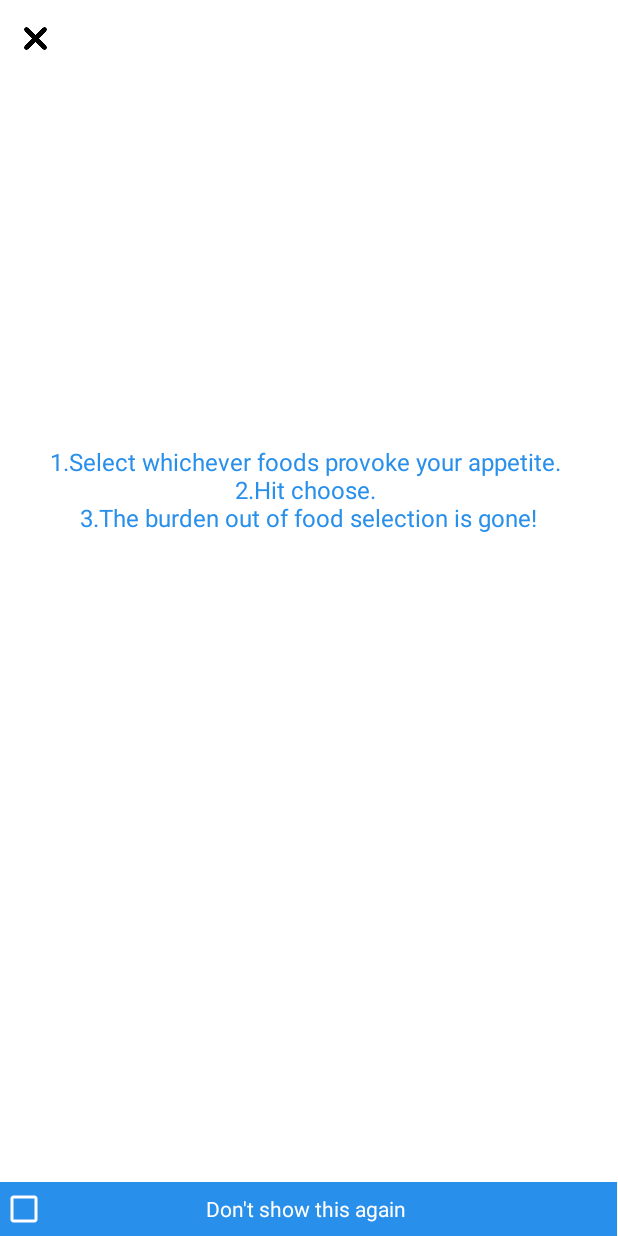
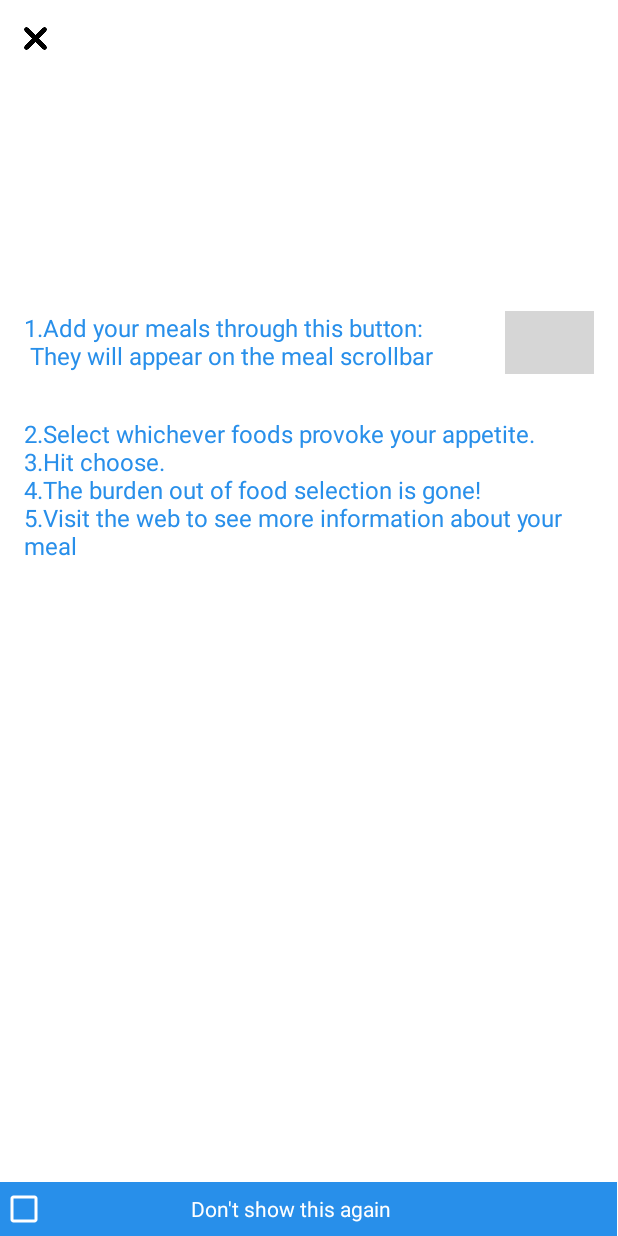
Before and after one commit to konstantinmvelkov/MealChooser, an Android app: the screen it shows after launch (InstructionsActivity), on a phone screen of 412 x 824 dp. Run offline under Robolectric (Android 15) with nearby library versions, the phone set to English and light mode, and no system bars; our stand-ins replace AdMob; grey boxes are pictures that could not be loaded.

Commit message:
Improved help page, dont show this again added Improved dynamics

```diff
--- a/app/src/main/java/com/mealChooser/v1/EditMealDialogue.java
+++ b/app/src/main/java/com/mealChooser/v1/EditMealDialogue.java
@@ -52,12 +52,12 @@ public class EditMealDialogue extends AppCompatDialogFragment {
         image = view.findViewById(R.id.dialogueMealPicture);
         image.setImageBitmap(BitmapFactory.decodeFile(picturePath));
         image.setImageBitmap(bitmap);
-
         builder.setView(view)
                 // Add action buttons
                 .setPositiveButton("Ok", new DialogInterface.OnClickListener() {
                     @Override
                     public void onClick(DialogInterface dialog, int id) {
+
                         String nameToListen = name.getText().toString();
                         String descriptionToListen = description.getText().toString();
                         String recipeToListen = recipe.getText().toString();
--- a/app/src/main/java/com/mealChooser/v1/InstructionsActivity.java
+++ b/app/src/main/java/com/mealChooser/v1/InstructionsActivity.java
@@ -17,9 +17,10 @@ public class InstructionsActivity extends AppCompatActivity {
         super.onCreate(savedInstanceState);
         setContentView(R.layout.activity_instructions);
         Intent intent = getIntent();
+        final MyDBHandler dbHandler = MainActivity.getDbHandler();
         dontShowCheckbox = findViewById(R.id.checkBoxDontShow);
         closePage = findViewById(R.id.closeHelpPageButton);
-
+        dbHandler.addShowHelp();
         closePage.setOnClickListener(new View.OnClickListener() {
             @Override
             public void onClick(View view) {
@@ -27,13 +28,14 @@ public class InstructionsActivity extends AppCompatActivity {
             }
         });
 
+
         dontShowCheckbox.setOnClickListener(new View.OnClickListener() {
             @Override
             public void onClick(View view) {
                 if(((CompoundButton) view).isChecked()){
-                    System.out.println("Checked");
+                    dbHandler.updateShowHelp();
                 } else {
-                    System.out.println("Un-Checked");
+
                 }
             }
         });
--- a/app/src/main/java/com/mealChooser/v1/MainActivity.java
+++ b/app/src/main/java/com/mealChooser/v1/MainActivity.java
@@ -46,12 +46,16 @@ public class MainActivity extends AppCompatActivity implements AddMealDialogue.A
     List<ImageButton> mealsSelected;
     TextView choiceText;
     Button searchWeb;
-    MyDBHandler dbHandler;
+    public static MyDBHandler dbHandler;
     ImageButton uploadBtn;
     Button chooseBtn;
     ImageView choiceMealImage;
     private String selectedMealName="";
     private int STORAGE_PERMISSION_CODE = 1;
+
+    public static MyDBHandler getDbHandler() {
+        return dbHandler;
+    }
 
     void setMealImageButtonListeners(final ImageButton clickedButton) {
         clickedButton.setOnClickListener(new View.OnClickListener() {
@@ -87,11 +91,23 @@ public class MainActivity extends AppCompatActivity implements AddMealDialogue.A
     protected void onCreate(Bundle savedInstanceState) {
         super.onCreate(savedInstanceState);
         setContentView(R.layout.activity_main);
-        Intent intent = new Intent(this, InstructionsActivity.class);
-//        EditText editText = (EditText) findViewById(R.id.edit_message);
-//        String message = editText.getText().toString();
-//        intent.putExtra(EXTRA_MESSAGE, message);
-        startActivity(intent);
+
+        dbHandler = new MyDBHandler(this, null, null, 1);
+
+        LinkedHashMap<Integer, List<String>> dbShowHelp = dbHandler.getShowHelp();
+        String isDontShowAgainClicked="0";
+        if (!dbShowHelp.isEmpty()) {
+            for (int i = 0; i < dbShowHelp.size(); i++) {
+                List<String> a = dbShowHelp.get(i);
+                isDontShowAgainClicked = a.get(0);
+            }
+
+        }
+        if(!isDontShowAgainClicked.equals("1")) {
+            Intent intent = new Intent(this, InstructionsActivity.class);
+            startActivity(intent);
+        }
+
 
         MobileAds.initialize(this, new OnInitializationCompleteListener() {
             @Override
@@ -116,12 +132,9 @@ public class MainActivity extends AppCompatActivity implements AddMealDialogue.A
         mealsSelected = new ArrayList<ImageButton>();
 
         ImageButton pizzaBtn = new ImageButton(MainActivity.this);
-//        ImageButton spaghettiBtn = new ImageButton(MainActivity.this);
-//        spaghettiBtn.setBackgroundColor(Color.WHITE);
         ImageButton saladBtn = new ImageButton(MainActivity.this);
         ImageButton soupBtn = new ImageButton(MainActivity.this);
         addExistingButton(pizzaBtn, "Pizza", ((BitmapDrawable) getResources().getDrawable(R.drawable.pizzapic)).getBitmap());
-//        addExistingButton(spaghettiBtn,"Spaghetti",((BitmapDrawable) getResources().getDrawable(R.drawable.spagi)).getBitmap());
         addExistingButton(saladBtn, "Salad", ((BitmapDrawable) getResources().getDrawable(R.drawable.sala)).getBitmap());
         addExistingButton(soupBtn, "Soup", ((BitmapDrawable) getResources().getDrawable(R.drawable.soup)).getBitmap());
 
@@ -135,7 +148,7 @@ public class MainActivity extends AppCompatActivity implements AddMealDialogue.A
             setMealImageButtonListeners(btn);
         }
 
-        dbHandler = new MyDBHandler(this, null, null, 1);
+
 
         LinkedHashMap<Integer, List<String>> dbString = dbHandler.databaseToString();
         //choiceText.setText(String.valueOf(dbString));
@@ -189,15 +202,31 @@ public class MainActivity extends AppCompatActivity implements AddMealDialogue.A
                     String result = "Result is ";
                     ImageButton meal = mealsSelected.get(new Random().nextInt(mealsSelected.size()));
                     selectedMealName = String.valueOf(meal.getTag((R.id.name)));
+                    String selectedMealDescription = String.valueOf(meal.getTag(R.id.description));
                     String finalResult = result.concat(String.valueOf(meal.getTag((R.id.name))));
                     choiceText.setText(finalResult);
                     searchWeb.setVisibility(View.VISIBLE);
                     searchWeb.setText("Websearch for "+selectedMealName);
-                    Bitmap bitmap = Bitmap.createScaledBitmap(BitmapFactory.decodeFile(String.valueOf(meal.getTag(R.id.picturePath))), 300, 300, true);
-                    choiceMealImage.setImageBitmap(BitmapFactory.decodeFile(String.valueOf(meal.getTag(R.id.picturePath))));
-                    choiceMealImage.setImageBitmap(bitmap);
                     choiceMealImage.setVisibility(View.VISIBLE);
+                    if(meal.getTag(R.id.picturePath) != null) {
+//                        Bitmap bitmap = Bitmap.createScaledBitmap(BitmapFactory.decodeFile(String.valueOf(meal.getTag(R.id.picturePath))), 300, 300, true);
+                        choiceMealImage.setImageBitmap(BitmapFactory.decodeFile(String.valueOf(meal.getTag(R.id.picturePath))));
+//                        choiceMealImage.setImageBitmap(bitmap);
+                    } else {
 
+                        switch(String.valueOf(meal.getTag(R.id.name))) {
+                            case "Soup":
+                                choiceMealImage.setImageBitmap(Bitmap.createScaledBitmap(((BitmapDrawable) getResources().getDrawable(R.drawable.soup)).getBitmap(), 300, 300, true));
+                                break;
+                            case "Pizza":
+                                choiceMealImage.setImageBitmap(Bitmap.createScaledBitmap(((BitmapDrawable) getResources().getDrawable(R.drawable.pizzapic)).getBitmap(), 300, 300, true));
+                                break;
+                            case "Salad":
+                                choiceMealImage.setImageBitmap(Bitmap.createScaledBitmap(((BitmapDrawable) getResources().getDrawable(R.drawable.sala)).getBitmap(), 300, 300, true));
+                                break;
+                            default:
+                        }
+                    }
                 }
                 for (ImageButton btn : buttons) {
                     btn.setTag(R.id.isClicked, false);
@@ -336,6 +365,7 @@ public class MainActivity extends AppCompatActivity implements AddMealDialogue.A
             ///////////////////////////////////////////////////
             AddMealDialogue addMeal = new AddMealDialogue(picturePath);
             addMeal.show(getSupportFragmentManager(), "editDialogue");
+
         }
     }
 }
--- a/app/src/main/java/com/mealChooser/v1/MyDBHandler.java
+++ b/app/src/main/java/com/mealChooser/v1/MyDBHandler.java
@@ -9,6 +9,11 @@ import java.util.*;
 public class MyDBHandler extends SQLiteOpenHelper{
     private static final int DATABASE_VERSION = 1;
     private static final String DATABASE_NAME = "mealsSelected.db";
+
+    public static final String TABLE_SHOW_HELP = "help";
+    public static final String COLUMN_SHOW_HELP ="showHelp";
+    public static final String COLUMN_ID_HELP = "_id_Help";
+
     public static final String TABLE_PRODUCTS = "meals";
     public static final String COLUMN_ID = "_id";
     public static final String COLUMN_MEALPIC ="mealPic";
@@ -16,15 +21,19 @@ public class MyDBHandler extends SQLiteOpenHelper{
     public static final String COLUMN_MEALDESCRIPTION ="mealDescription";
     public static final String COLUMN_MEALRECIPE ="mealRecipe";
 
-
+    public MyDBHandler(Context context) {
+        super(context, null, null, 1);
+    }
     public MyDBHandler(Context context, String name, SQLiteDatabase.CursorFactory factory, int version) {
         super(context,DATABASE_NAME,factory,DATABASE_VERSION);
     }
     @Override
     public void onCreate(SQLiteDatabase db) {
-        String query = "CREATE TABLE "+TABLE_PRODUCTS+ "(" + COLUMN_ID +" INTEGER PRIMARY KEY AUTOINCREMENT, " + COLUMN_MEALPIC +"  TEXT," + COLUMN_MEALNAME + "  TEXT,"+
+        String createTableMeals = "CREATE TABLE "+TABLE_PRODUCTS+ "(" + COLUMN_ID +" INTEGER PRIMARY KEY AUTOINCREMENT, " + COLUMN_MEALPIC +"  TEXT," + COLUMN_MEALNAME + "  TEXT,"+
                 COLUMN_MEALDESCRIPTION + "  TEXT ,"+ COLUMN_MEALRECIPE + "  TEXT "+");";
-        db.execSQL(query);
+        String createTableHelp = "CREATE TABLE "+TABLE_SHOW_HELP+ "(" + COLUMN_ID_HELP +" INTEGER PRIMARY KEY AUTOINCREMENT, " + COLUMN_SHOW_HELP +"  TEXT "+");";
+        db.execSQL(createTableMeals);
+        db.execSQL(createTableHelp);
     }
     @Override
     public void onUpgrade(SQLiteDatabase db,int oldVersion,int newVersion) {
@@ -32,16 +41,25 @@ public class MyDBHandler extends SQLiteOpenHelper{
         onCreate(db);
     }
 
-    public void deleteProduct(String mealname) {
+    public void deleteProduct(String mealName) {
         SQLiteDatabase db = getWritableDatabase();
-        db.execSQL("DELETE FROM "+TABLE_PRODUCTS+" WHERE "+COLUMN_MEALNAME+"=\""+ mealname+"\";");
+        db.execSQL("DELETE FROM "+TABLE_PRODUCTS+" WHERE "+COLUMN_MEALNAME+"=\""+ mealName+"\";");
     }
-    public void updateProduct(String mealname,String newDescription, String newRecipe) {
+    public void updateProduct(String mealName,String newDescription, String newRecipe) {
         SQLiteDatabase db = getWritableDatabase();
-        db.execSQL("UPDATE "+TABLE_PRODUCTS+" SET "+ COLUMN_MEALDESCRIPTION+ "=\""+ newDescription+ "\"" + " WHERE "+COLUMN_MEALNAME+"=\""+ mealname+"\";");
-        db.execSQL("UPDATE "+TABLE_PRODUCTS+" SET "+ COLUMN_MEALRECIPE+ "=\""+ newRecipe+ "\"" + " WHERE "+COLUMN_MEALNAME+"=\""+ mealname+"\";");
-//        String strSQL = "UPDATE "+TABLE_PRODUCTS+" SET "+ COLUMN_MEALDESCRIPTION+"=\""+ newDescription + "\" WHERE "+COLUMN_MEALNAME+"=\""+ mealname+"\"";
-//        db.execSQL(strSQL);
+        db.execSQL("UPDATE "+TABLE_PRODUCTS+" SET "+ COLUMN_MEALDESCRIPTION+ "=\""+ newDescription+ "\"" + " WHERE "+COLUMN_MEALNAME+"=\""+ mealName+"\";");
+        db.execSQL("UPDATE "+TABLE_PRODUCTS+" SET "+ COLUMN_MEALRECIPE+ "=\""+ newRecipe+ "\"" + " WHERE "+COLUMN_MEALNAME+"=\""+ mealName+"\";");
+    }
+    public void updateShowHelp() {
+        SQLiteDatabase db = getWritableDatabase();
+        db.execSQL("UPDATE "+TABLE_SHOW_HELP+" SET "+ COLUMN_SHOW_HELP+ "=\""+ 1 + "\"" + " WHERE "+COLUMN_SHOW_HELP+"=\""+ 0 +"\";");
+    }
+    public void addShowHelp() {
+        ContentValues values = new ContentValues();
+        values.put(COLUMN_SHOW_HELP,"0");
+        SQLiteDatabase db = getWritableDatabase();
+        db.insert(TABLE_SHOW_HELP,null,values);
+        db.close();
     }
     public void addProduct(Meals meal) {
         ContentValues values = new ContentValues();
@@ -52,6 +70,23 @@ public class MyDBHandler extends SQLiteOpenHelper{
         SQLiteDatabase db = getWritableDatabase();
         db.insert(TABLE_PRODUCTS,null,values);
         db.close();
+    }
+    public LinkedHashMap<Integer, List<String>> getShowHelp(){
+        LinkedHashMap<Integer, List<String>> map = new LinkedHashMap<Integer, List<String>>();
+        SQLiteDatabase db = getWritableDatabase();
+        String query = "SELECT * FROM "+TABLE_SHOW_HELP+" WHERE 1";
+        Cursor c = db.rawQuery(query,null);
+        c.moveToFirst();
+        int i = 0;
+        while(!c.isAfterLast()){
+            List<String> l = new ArrayList<>();
+            l.add(c.getString(c.getColumnIndex("showHelp")));
+            map.put(i,l);
+            i++;
+            c.moveToNext();
+        }
+        db.close();
+        return map;
     }
     public LinkedHashMap<Integer, List<String>> databaseToString(){
         LinkedHashMap<Integer, List<String>> map = new LinkedHashMap<Integer, List<String>>();
--- a/app/src/main/res/layout/activity_instructions.xml
+++ b/app/src/main/res/layout/activity_instructions.xml
@@ -17,22 +17,48 @@
         app:layout_constraintStart_toStartOf="parent"
         app:layout_constraintTop_toTopOf="parent"
         app:layout_constraintVertical_bias="1.0">
+
+
         <TextView
             android:id="@+id/categoryText"
-            android:layout_width="wrap_content"
-            android:layout_height="wrap_content"
-            android:gravity="center_horizontal"
-            android:text="1.Select whichever foods provoke your appetite. \n2.Hit choose. \n3.The burden out of food selection is gone!"
-            android:textAlignment="center"
+            android:layout_width="302dp"
+            android:layout_height="42dp"
+
+            android:text="1.Add your meals through this button: \n They will appear on the meal scrollbar"
             android:textColor="#288fea"
             android:textSize="16dp"
             app:layout_constraintBottom_toBottomOf="parent"
             app:layout_constraintEnd_toEndOf="parent"
-            app:layout_constraintHorizontal_bias="0.492"
+            app:layout_constraintHorizontal_bias="0.146"
             app:layout_constraintStart_toStartOf="parent"
             app:layout_constraintTop_toTopOf="parent"
-            app:layout_constraintVertical_bias="0.388" />
+            app:layout_constraintVertical_bias="0.265" />
 
+        <TextView
+            android:id="@+id/addMoreInstruction"
+            android:layout_width="362dp"
+            android:layout_height="101dp"
+
+            android:text="2.Select whichever foods provoke your appetite. \n3.Hit choose. \n4.The burden out of food selection is gone! \n5.Visit the web to see more information about your meal"
+            android:textColor="#288fea"
+            android:textSize="16dp"
+            app:layout_constraintBottom_toBottomOf="parent"
+            app:layout_constraintEnd_toEndOf="parent"
+            app:layout_constraintHorizontal_bias="0.0"
+            app:layout_constraintStart_toStartOf="@+id/categoryText"
+            app:layout_constraintTop_toBottomOf="@+id/categoryText"
+            app:layout_constraintVertical_bias="0.06" />
+
+        <ImageView
+            android:layout_width="59dp"
+            android:layout_height="42dp"
+            android:src="@drawable/addmore"
+            app:layout_constraintBottom_toBottomOf="@+id/categoryText"
+            app:layout_constraintEnd_toEndOf="parent"
+            app:layout_constraintHorizontal_bias="0.529"
+            app:layout_constraintStart_toEndOf="@+id/categoryText"
+            app:layout_constraintTop_toTopOf="@+id/categoryText"
+            app:layout_constraintVertical_bias="0.562" />
 
         <ImageButton
             android:id="@+id/closeHelpPageButton"
@@ -57,7 +83,7 @@
             android:layout_centerHorizontal="true"
             android:text="Don't show this again"
             android:textColor="@color/colorWhite"
-            android:paddingLeft="105dp"
+            android:paddingLeft="95dp"
             app:layout_constraintBottom_toBottomOf="parent"
             app:layout_constraintEnd_toEndOf="parent"
             app:layout_constraintHorizontal_bias="0.0"
--- a/app/src/main/res/values/strings.xml
+++ b/app/src/main/res/values/strings.xml
@@ -1,5 +1,5 @@
 <resources>
-    <string name="app_name">My First App</string>
+    <string name="app_name">Meal Chooser</string>
     <item name="isClicked" type="id" />
     <item name="name" type="id" />
     <item name="picturePath" type="id" />
--- a/app/src/main/res/values/styles.xml
+++ b/app/src/main/res/values/styles.xml
@@ -7,5 +7,4 @@
         <item name="colorPrimaryDark">@color/colorPrimaryDark</item>
         <item name="colorAccent">@color/colorAccent</item>
     </style>
-
 </resources>
```
Also changed, not shown: app/src/main/res/layout/add_meal_custom_dialogue.xml (+6 -1 lines), app/src/main/res/layout/edit_meal_custom_dialogue.xml (+7 -2 lines).
